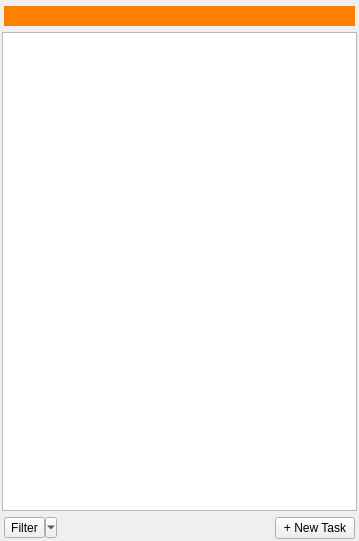
Old version of the form resources/my_tasks_form.ui in the repository shotgunsoftware/tk-multi-workfiles2.
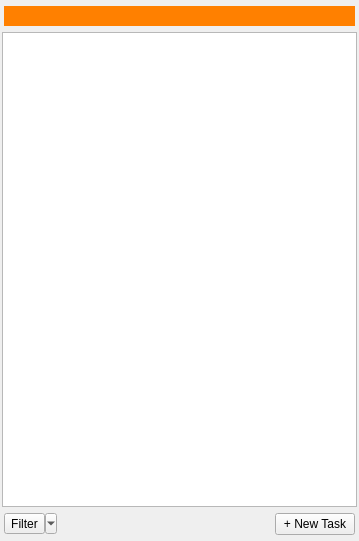
New version of the form. Custom widgets are drawn as their Qt base class.

What changed in the file:
```diff
--- a/resources/my_tasks_form.ui
+++ b/resources/my_tasks_form.ui
@@ -27,7 +27,7 @@
     <number>2</number>
    </property>
    <property name="bottomMargin">
-    <number>2</number>
+    <number>6</number>
    </property>
    <item>
     <layout class="QHBoxLayout" name="horizontalLayout_2">
```
